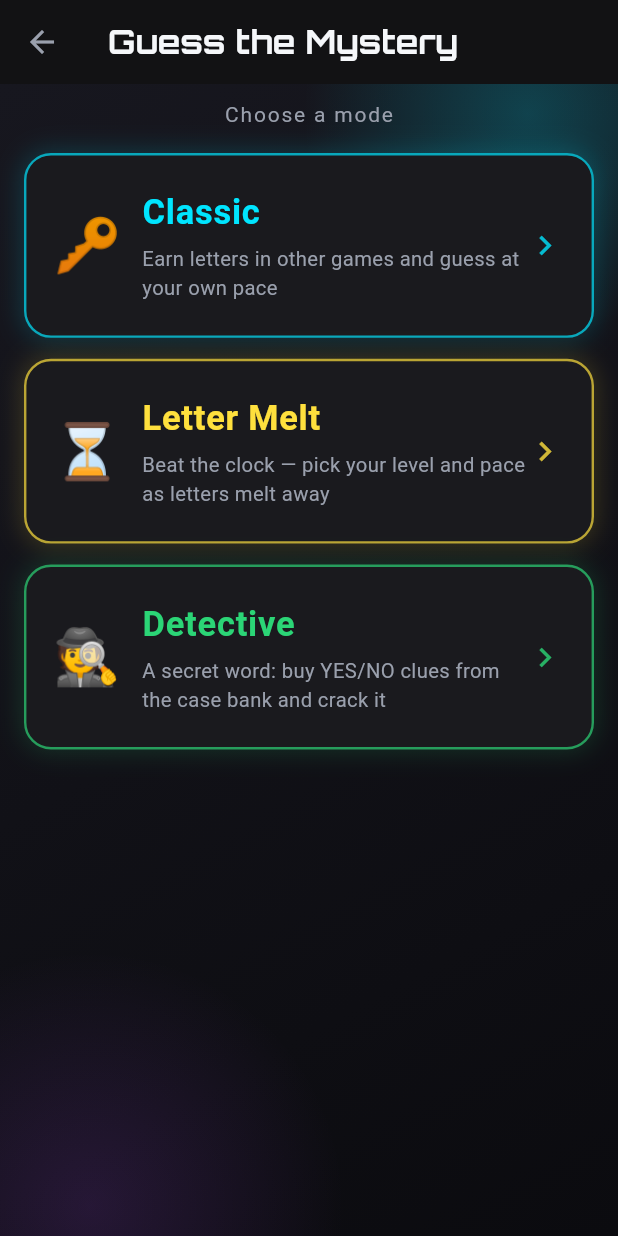
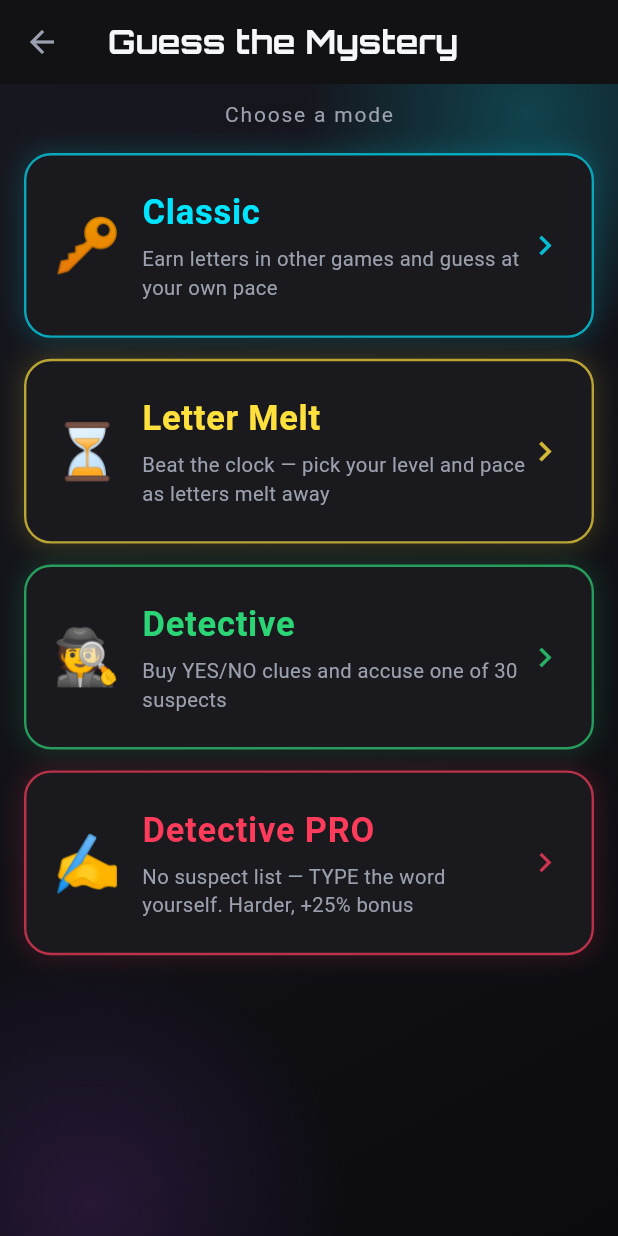
Before and after one commit to mindaugas1dirzius-ai/myn, a Flutter app: the MysteryModeScreen screen opened directly, on a phone screen of 412 x 824 dp. Run offline on Flutter 3.47's test engine with Material 3 defaults, Android fonts, the phone set to English and light mode, and no system bars; our stand-ins replace audioplayers, auto_size_text, cloud_firestore, cloud_functions, firebase_auth, firebase_core and 2 more; missing offline and left inert: firebase_app_check; accounts and stored records are empty; network calls fail; statements that could not run were skipped.

Commit message:
Detektyvas isskirtas i DU atskirus zaidimus: Detektyvas (itariamuju lenta) ir Detektyvas PRO (rasai pats, +25%); jokio perjungimo viduje
Co-Authored-By: Claude Opus 4.7 <noreply@anthropic.com>

```diff
--- a/math_game/lib/screens/mystery_mode_screen.dart
+++ b/math_game/lib/screens/mystery_mode_screen.dart
@@ -71,10 +71,21 @@ class MysteryModeScreen extends StatelessWidget {
                         emoji: '🕵️',
                         title: t('Detektyvas', 'Detective'),
                         subtitle: t(
-                            'Slaptas žodis: pirk TAIP/NE užuominas iš bylos banko ir atspėk',
-                            'A secret word: buy YES/NO clues from the case bank and crack it'),
+                            'Pirk TAIP/NE užuominas ir apkaltink vieną iš 30 įtariamųjų',
+                            'Buy YES/NO clues and accuse one of 30 suspects'),
                         accent: AppColors.correct,
-                        builder: (_) => const DetectiveScreen(),
+                        builder: (_) => const DetectiveScreen(variant: 2),
+                      ),
+                      const SizedBox(height: 14),
+                      _modeCard(
+                        context,
+                        emoji: '✍️',
+                        title: t('Detektyvas PRO', 'Detective PRO'),
+                        subtitle: t(
+                            'Be pasiūlymų — žodį įrašyk PATS. Sunkiau, bet +25 % premija',
+                            'No suspect list — TYPE the word yourself. Harder, +25% bonus'),
+                        accent: AppColors.wrong,
+                        builder: (_) => const DetectiveScreen(variant: 1),
                       ),
                     ],
                   ),
```
Also changed, not shown: math_game/lib/screens/detective_screen.dart (+12 -37 lines), math_game/lib/services/detective_api.dart (+5 -4 lines), 2 other files.
